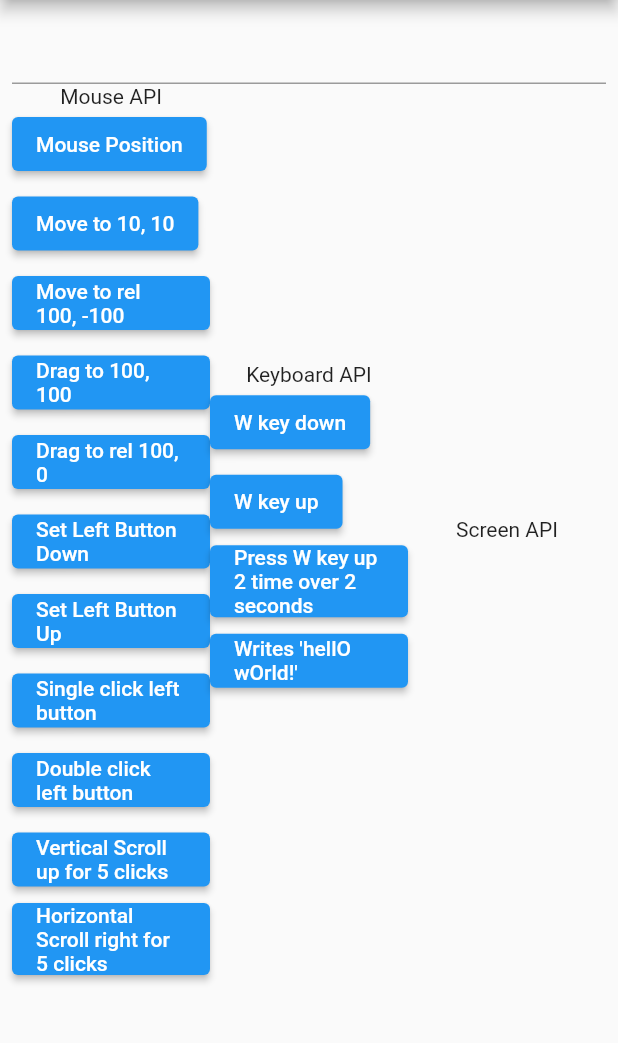
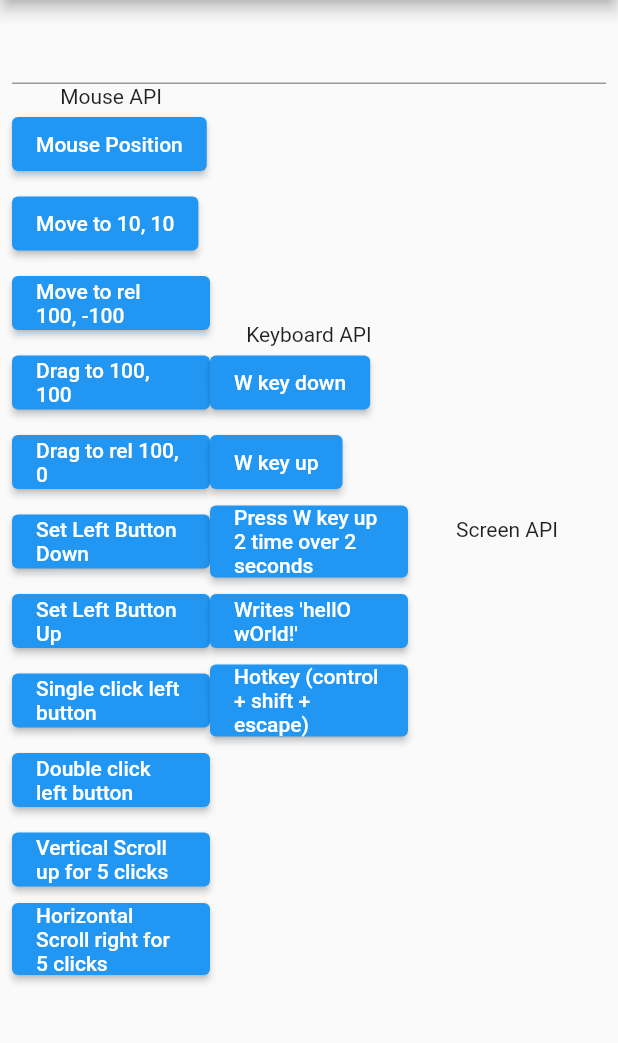
Before and after one commit to Chappie74/flutter_auto_gui, a Flutter app: the screen it shows after launch, on a phone screen of 412 x 824 dp, the part 84-1127 px from its top. Run offline on Flutter 3.47's test engine with Material 2 defaults, Android fonts, the phone set to English and light mode, and no system bars; our stand-ins replace plugin_platform_interface.

Commit message:
-  changed flutter_auto_gui dependency to use pub.dev
- added hot key function to app facing package
- updated read me

```diff
--- a/flutter_auto_gui/example/lib/main.dart
+++ b/flutter_auto_gui/example/lib/main.dart
@@ -221,6 +221,17 @@
                                 },
                                 child: const Text('Writes \'hellO wOrld!\''),
                               ),
+                              ElevatedButton(
+                                onPressed: () async {
+                                  await Future.delayed(
+                                      const Duration(seconds: 2));
+                                  FlutterAutoGUI.hotkey(
+                                    keys: ['ctrl', 'shift', 'esc'],
+                                  );
+                                },
+                                child: const Text(
+                                    'Hotkey (control + shift + escape)'),
+                              ),
                             ],
                           ),
                         ],
@@ -233,7 +244,7 @@
                           Wrap(
                             spacing: 5,
                             runSpacing: 5,
-                            children: [],
+                            children: const [],
                           ),
                         ],
                       ),
--- a/flutter_auto_gui/lib/flutter_auto_gui.dart
+++ b/flutter_auto_gui/lib/flutter_auto_gui.dart
@@ -231,4 +231,21 @@
       interval: interval,
     );
   }
+
+  /// Sets the keys to down state in order and releases then in reverse order
+  ///
+  /// `keys`: [List] of [String] - List of keys to press
+  ///
+  /// `interval`: [Duration] - Delay between each key press
+  static Future<void> hotkey({
+    required List<String> keys,
+    Duration interval = const Duration(
+      milliseconds: 50,
+    ),
+  }) async {
+    _platform.hotkey(
+      keys: keys,
+      interval: interval,
+    );
+  }
 }
--- a/flutter_auto_gui_platform_interface/lib/src/platform_interface/flutter_auto_gui_platform_interface.dart
+++ b/flutter_auto_gui_platform_interface/lib/src/platform_interface/flutter_auto_gui_platform_interface.dart
@@ -225,8 +225,6 @@
   ///
   /// `keys`: [List] of [String] - List of keys to press
   ///
-  /// `times`: [int] - Amount of times to press the key
-  ///
   /// `interval`: [Duration] - Delay between each key press
   Future<void> hotkey({
     required List<String> keys,
```
Also changed, not shown: flutter_auto_gui/pubspec.yaml (+2 -6 lines), flutter_auto_gui/example/pubspec.lock, 1 other file.
